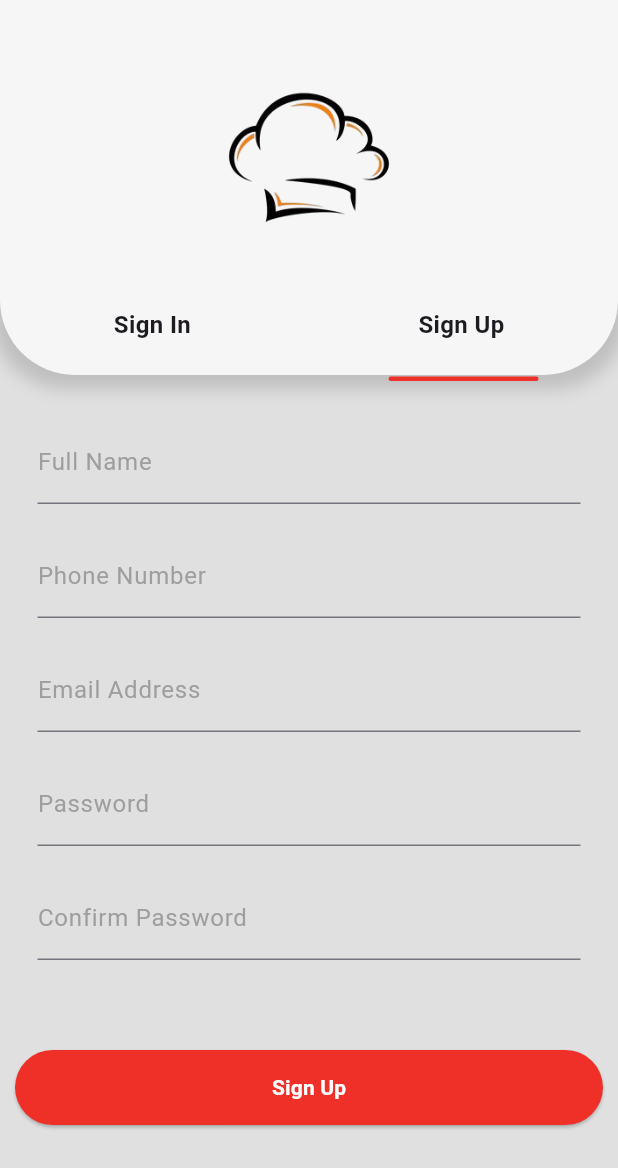
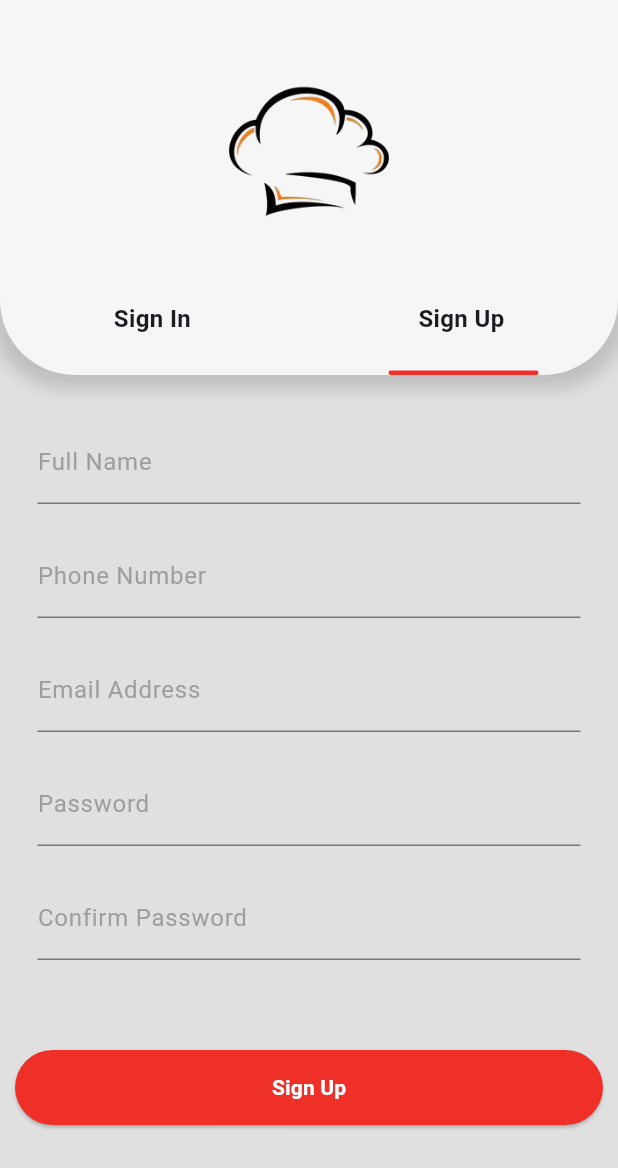
Before and after one commit to 00Osama/Swift-Eats-App, a Flutter app: the SignUpScreen screen opened directly, on a phone screen of 412 x 824 dp. Shown: the top 1168 px of the screen. Run offline on Flutter 3.47's test engine with Material 3 defaults, Android fonts, the light colour scheme and no system bars; our stand-ins replace awesome_dialog, cloud_firestore, delightful_toast, firebase_auth, firebase_core, firebase_storage and 7 more; accounts and stored records are empty.

Commit message:
fix login page

```diff
--- a/lib/CustomWidgets/LoginItem.dart
+++ b/lib/CustomWidgets/LoginItem.dart
@@ -35,7 +35,7 @@ class _LoginItemState extends State<LoginItem> {
         height: 250,
         child: Column(
           children: [
-            const SizedBox(height: 5),
+            const SizedBox(height: 1),
             Image.asset(
               'assets/images/startScreens/hat-removebg.png',
               width: 200,
```
